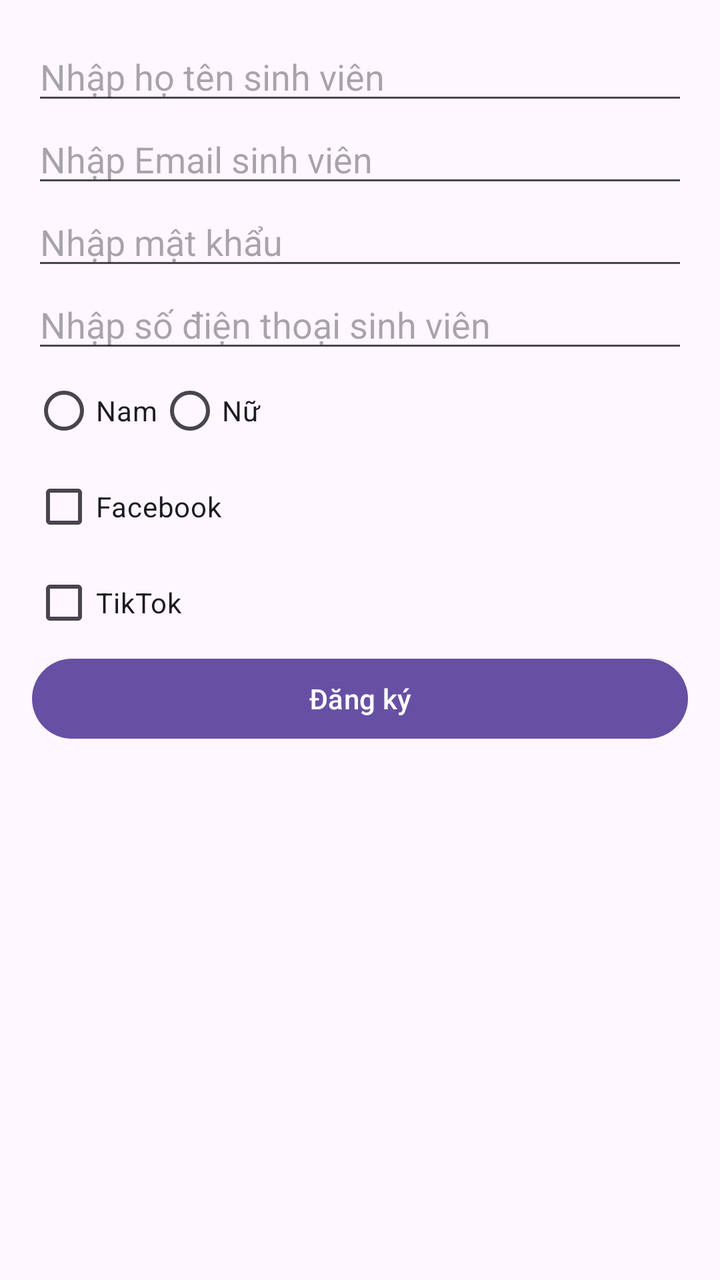
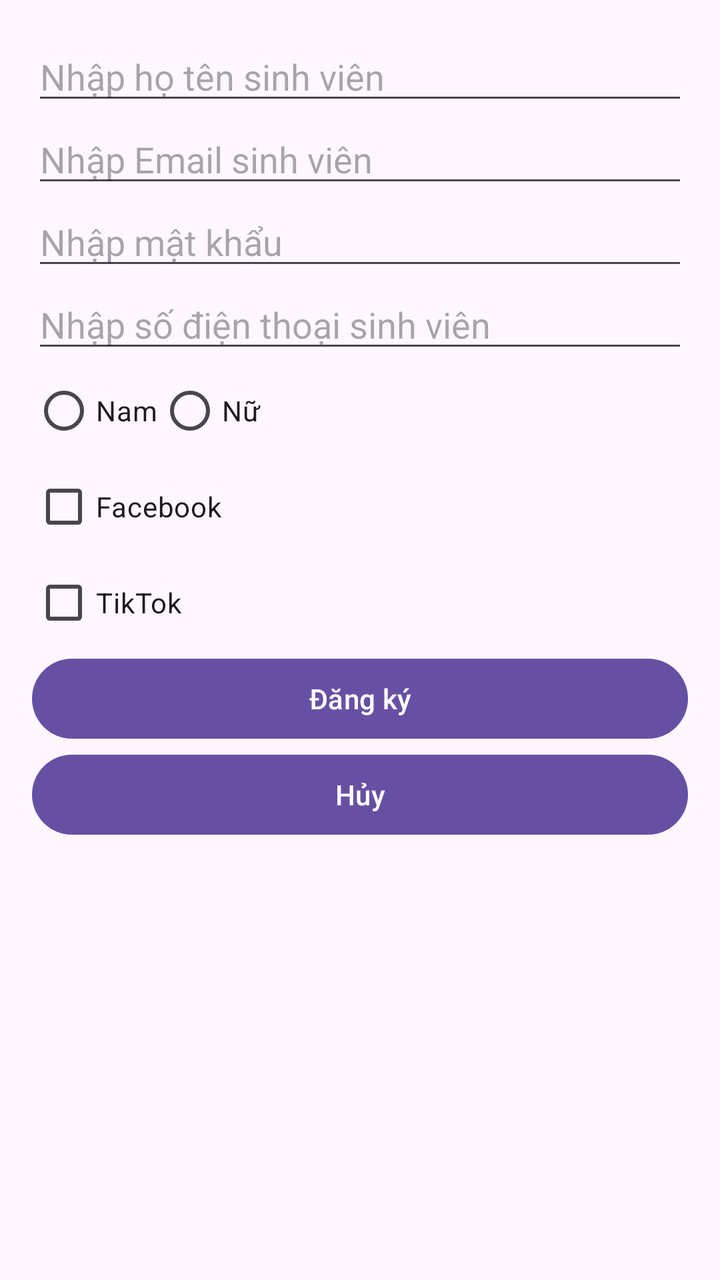

Screens rendered from an Android XML layout before and after an edit, with the pre-edit source and the edit as a unified diff.
<!-- AndroidManifest.xml: application theme Theme.Lab5 -->
<!-- res/layout/activity_main.xml -->
<?xml version="1.0" encoding="utf-8"?>
<LinearLayout xmlns:android="http://schemas.android.com/apk/res/android"
    android:layout_width="match_parent"
    android:layout_height="match_parent"
    android:orientation="vertical"
    android:padding="16dp">

    <EditText
        android:id="@+id/etName"
        android:layout_width="match_parent"
        android:layout_height="wrap_content"
        android:hint="Nhập họ tên sinh viên" />
    <EditText
        android:id="@+id/etEmail"
        android:layout_width="match_parent"
        android:layout_height="wrap_content"
        android:hint="Nhập Email sinh viên" />
    <EditText
        android:id="@+id/etPW"
        android:layout_width="match_parent"
        android:layout_height="wrap_content"
        android:hint="Nhập mật khẩu" />
    <EditText
        android:id="@+id/etPhone"
        android:layout_width="match_parent"
        android:layout_height="wrap_content"
        android:hint="Nhập số điện thoại sinh viên" />


    <RadioGroup
        android:id="@+id/rgGender"
        android:layout_width="match_parent"
        android:layout_height="wrap_content"
        android:orientation="horizontal">
        <RadioButton android:id="@+id/rbMale" android:layout_width="wrap_content" android:layout_height="wrap_content" android:text="Nam" />
        <RadioButton android:id="@+id/rbFemale" android:layout_width="wrap_content" android:layout_height="wrap_content" android:text="Nữ" />
    </RadioGroup>

    <CheckBox android:id="@+id/cbFacebook" android:layout_width="wrap_content" android:layout_height="wrap_content" android:text="Facebook" />
    <CheckBox android:id="@+id/cbTiktok" android:layout_width="wrap_content" android:layout_height="wrap_content" android:text="TikTok" />

    <Button
        android:id="@+id/btnSubmit"
        android:layout_width="match_parent"
        android:layout_height="wrap_content"
        android:text="Đăng ký" />
</LinearLayout>
<!-- resources referenced by this layout -->
<resources>
  <style name="Theme.Lab5" parent="Base.Theme.Lab5" />
  <style name="Base.Theme.Lab5" parent="Theme.Material3.DayNight.NoActionBar">
          
          
      </style>
</resources>

<!-- the commit's change to res/layout/activity_main.xml (unified diff, before → after) -->
@@ -44,4 +44,9 @@
         android:layout_width="match_parent"
         android:layout_height="wrap_content"
         android:text="Đăng ký" />
+    <Button
+        android:id="@+id/btnCancel"
+        android:layout_width="match_parent"
+        android:layout_height="wrap_content"
+        android:text="Hủy" />
 </LinearLayout>
